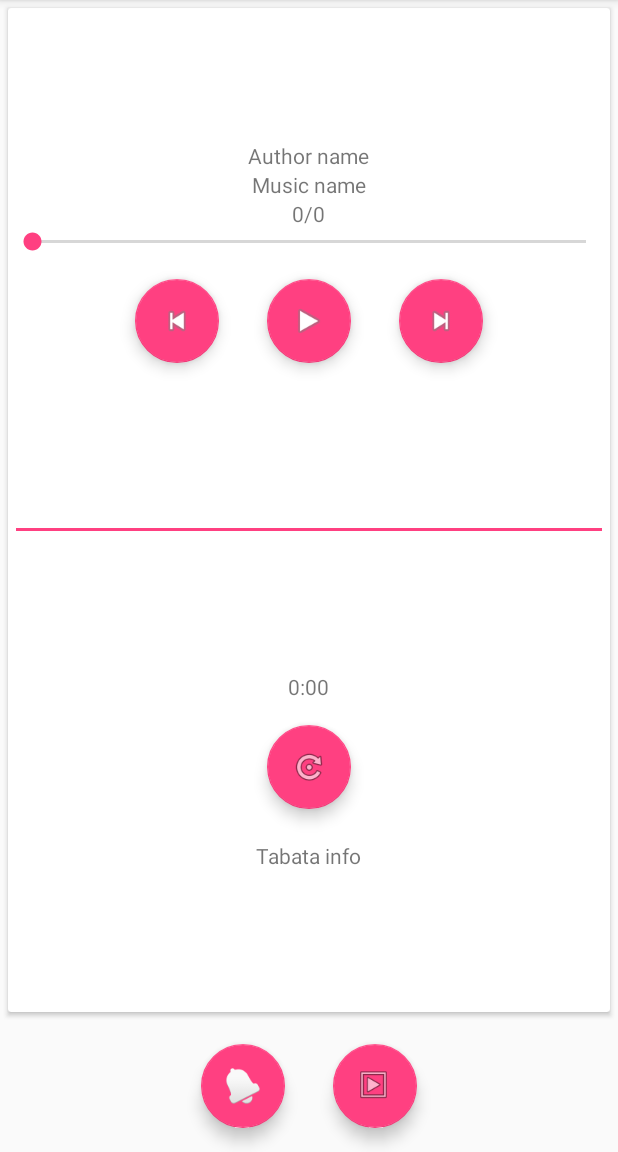
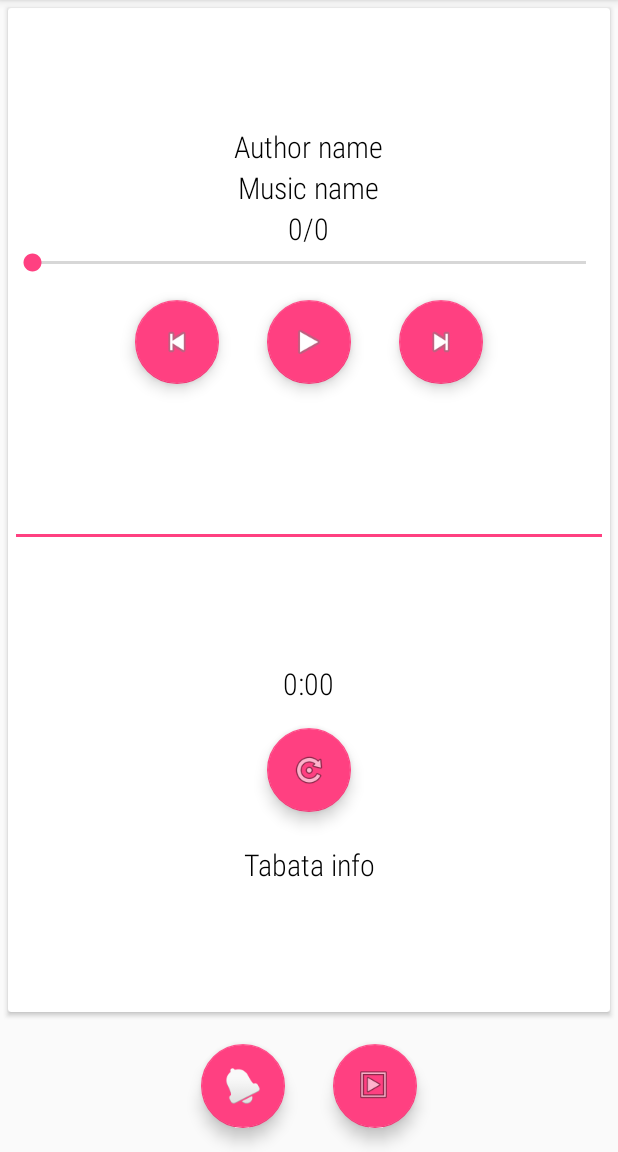
Before and after one commit to qdri1/TorgaiGym, an Android app: the fragment TabataFragment placed in its activity, on a phone screen of 412 x 824 dp, the part 84-1236 px from its top. Run offline under Robolectric (Android 15) with nearby library versions, the phone set to English and light mode, and no system bars; our stand-ins replace Firebase (no records; nobody signed in at launch, a user with empty details on screens opened directly).

Commit message:
Text family style

```diff
--- a/app/src/main/res/layout/fragment_tabata.xml
+++ b/app/src/main/res/layout/fragment_tabata.xml
@@ -32,18 +32,21 @@
 
                     <TextView
                         android:id="@+id/artist_name"
+                        style="@style/RobotoTextViewStyle"
                         android:layout_width="wrap_content"
                         android:layout_height="wrap_content"
                         android:text="Author name" />
 
                     <TextView
                         android:id="@+id/music_name"
+                        style="@style/RobotoTextViewStyle"
                         android:layout_width="wrap_content"
                         android:layout_height="wrap_content"
                         android:text="Music name" />
 
                     <TextView
                         android:id="@+id/music_position"
+                        style="@style/RobotoTextViewStyle"
                         android:layout_width="wrap_content"
                         android:layout_height="wrap_content"
                         android:text="0/0" />
@@ -99,6 +102,7 @@
 
                     <TextView
                         android:id="@+id/timer"
+                        style="@style/RobotoTextViewStyle"
                         android:layout_width="wrap_content"
                         android:layout_height="wrap_content"
                         android:text="0:00" />
@@ -112,6 +116,7 @@
 
                     <TextView
                         android:id="@+id/tabata_info"
+                        style="@style/RobotoTextViewStyle"
                         android:layout_width="wrap_content"
                         android:layout_height="wrap_content"
                         android:gravity="center"
--- /dev/null
+++ b/app/src/main/res/values-v16/styles.xml
@@ -0,0 +1,8 @@
+<?xml version="1.0" encoding="utf-8"?>
+<resources>
+    <style name="RobotoTextViewStyle" parent="android:Widget.TextView">
+        <item name="android:fontFamily">sans-serif-condensed-light</item>
+        <item name="android:textColor">@android:color/black</item>
+        <item name="android:textSize">20sp</item>
+    </style>
+</resources>
```
